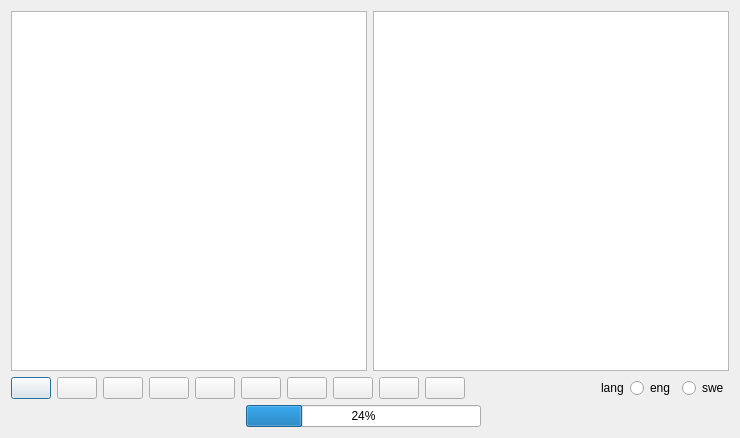
This is Learn_Words_App_0_0_1/userlearns.ui in Sautenko-Andrey/learn_words_app as Qt 5 draws it before an edit. The edited form follows.
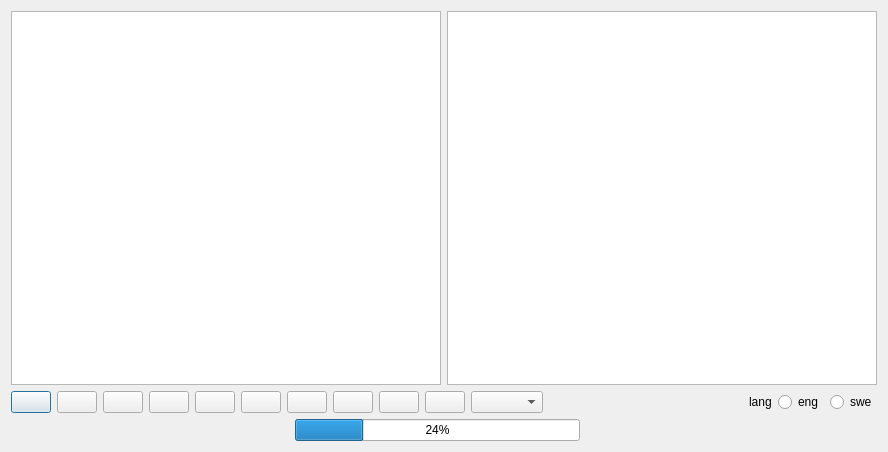
This is the edited form.

Commit message: added words ranges feature

Diff of the .ui file:
```diff
--- a/Learn_Words_App_0_0_1/userlearns.ui
+++ b/Learn_Words_App_0_0_1/userlearns.ui
@@ -6,8 +6,8 @@
    <rect>
     <x>0</x>
     <y>0</y>
-    <width>740</width>
-    <height>438</height>
+    <width>888</width>
+    <height>452</height>
    </rect>
   </property>
   <property name="windowTitle">
@@ -43,8 +43,6 @@
       </layout>
      </item>
      <item>
-      <layout class="QHBoxLayout" name="horizontalLayout_4">
-       <item>
         <layout class="QHBoxLayout" name="horizontalLayout_2">
          <item>
           <widget class="QPushButton" name="statsButton">
@@ -132,9 +130,13 @@
            <property name="text">
             <string/>
            </property>
-          </widget>
-         </item>
-        </layout>
+         <property name="shortcut">
+          <string>Ctrl+D</string>
+         </property>
+        </widget>
+       </item>
+       <item>
+        <widget class="QComboBox" name="wordsNumberComboBox"/>
        </item>
        <item>
         <spacer name="modeSpacer">
@@ -143,8 +145,8 @@
          </property>
          <property name="sizeHint" stdset="0">
           <size>
-           <width>18</width>
-           <height>20</height>
+           <width>13</width>
+           <height>17</height>
           </size>
          </property>
         </spacer>
```
Left out of the diff: 11 changed lines with no effect on the pictures. Lines whose indentation alone changed are shown as unchanged. The commit also changes 15 other files.
